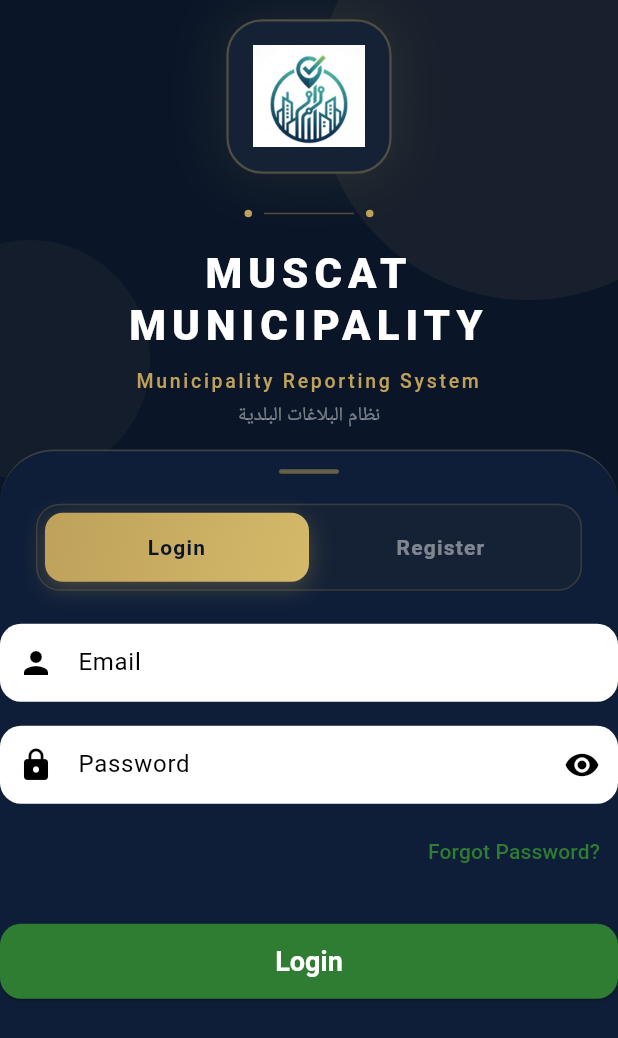
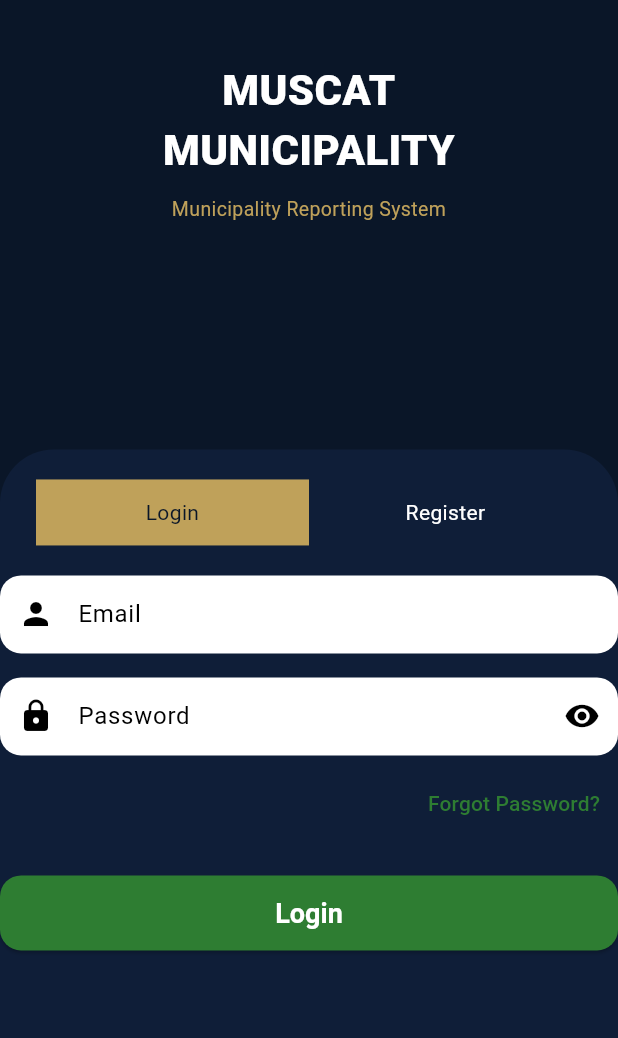
Before and after one commit to Buweid/Municipal, a Flutter app: the screen it shows after launch, on a phone screen of 412 x 824 dp. Shown: the top 1038 px of the screen. Run offline on Flutter 3.47's test engine with Material 3 defaults, Android fonts, the phone set to English and light mode, and no system bars; our stand-ins replace cloud_firestore, firebase_auth, firebase_core; accounts and stored records are empty; Roboto replaces fonts that are missing (Cairo).

Commit message:
Add files via upload

```diff
--- a/lib/screens/auth_screen.dart
+++ b/lib/screens/auth_screen.dart
@@ -72,73 +72,19 @@
       backgroundColor: _navy,
       body: Stack(
         children: [
-          Positioned(
-            top: -80,
-            right: -80,
-            child: _GlowCircle(size: 280, color: _gold.withOpacity(0.07)),
-          ),
-          Positioned(
-            top: 160,
-            left: -60,
-            child: _GlowCircle(size: 160, color: _gold.withOpacity(0.05)),
-          ),
-          Positioned(
-            bottom: -40,
-            right: 40,
-            child: _GlowCircle(size: 120, color: _gold.withOpacity(0.04)),
-          ),
-
           SafeArea(
             child: Column(
               children: [
+                /// ✅ FIXED HERE (scrollable)
                 Expanded(
                   flex: 4,
+                  child: SingleChildScrollView(
                     child: Padding(
                       padding: const EdgeInsets.symmetric(horizontal: 28),
                       child: Column(
                         mainAxisAlignment: MainAxisAlignment.center,
                         children: [
-                        Container(
-                          padding: const EdgeInsets.all(16),
-                          decoration: BoxDecoration(
-                            color: _cardBg,
-                            borderRadius: BorderRadius.circular(24),
-                            border: Border.all(
-                              color: _gold.withOpacity(0.35),
-                              width: 1.5,
-                            ),
-                            boxShadow: [
-                              BoxShadow(
-                                color: _gold.withOpacity(0.12),
-                                blurRadius: 30,
-                                spreadRadius: 2,
-                              ),
-                            ],
-                          ),
-                          child: Image.asset(
-                            'assets/images/logo1.jpeg',
-                            height: 68,
-                          ),
-                        ),
-
-                        const SizedBox(height: 24),
-
-                        Row(
-                          mainAxisAlignment: MainAxisAlignment.center,
-                          children: [
-                            _GoldDot(),
-                            const SizedBox(width: 8),
-                            Container(
-                              width: 60,
-                              height: 1,
-                              color: _gold.withOpacity(0.4),
-                            ),
-                            const SizedBox(width: 8),
-                            _GoldDot(),
-                          ],
-                        ),
-
-                        const SizedBox(height: 20),
+                          const SizedBox(height: 40),
 
                           const Text(
                             "MUSCAT\nMUNICIPALITY",
@@ -148,8 +94,6 @@
                               fontSize: 28,
                               fontWeight: FontWeight.w800,
                               color: Colors.white,
-                            letterSpacing: 4.0,
-                            height: 1.25,
                             ),
                           ),
 
@@ -161,23 +105,10 @@
                             style: TextStyle(
                               fontSize: 13,
                               color: _gold,
-                            letterSpacing: 1.8,
-                            fontWeight: FontWeight.w500,
-                          ),
-                        ),
-
-                        const SizedBox(height: 4),
-
-                        Text(
-                          "نظام البلاغات البلدية",
-                          textAlign: TextAlign.center,
-                          style: TextStyle(
-                            fontSize: 13,
-                            color: Colors.white.withOpacity(0.45),
-                            letterSpacing: 1.0,
                             ),
                           ),
                         ],
+                      ),
                     ),
                   ),
                 ),
@@ -192,57 +123,24 @@
                         topLeft: Radius.circular(36),
                         topRight: Radius.circular(36),
                       ),
-                      border: Border(
-                        top: BorderSide(
-                          color: _gold.withOpacity(0.25),
-                          width: 1.2,
-                        ),
-                      ),
                     ),
                     child: Column(
                       children: [
-                        Container(
-                          margin: const EdgeInsets.only(top: 12),
-                          width: 40,
-                          height: 3,
-                          decoration: BoxDecoration(
-                            color: _gold.withOpacity(0.5),
-                            borderRadius: BorderRadius.circular(4),
+                        const SizedBox(height: 20),
+
+                        Padding(
+                          padding: const EdgeInsets.symmetric(horizontal: 24),
+                          child: Row(
+                            children: [
+                              _tab("Login", true,
+                                  key: const Key("login_tab")),
+                              _tab("Register", false,
+                                  key: const Key("register_tab")),
+                            ],
                           ),
                         ),
 
                         const SizedBox(height: 20),
-
-                        Padding(
-                          padding: const EdgeInsets.symmetric(horizontal: 24),
-                          child: Container(
-                            padding: const EdgeInsets.all(5),
-                            decoration: BoxDecoration(
-                              color: _cardBg,
-                              borderRadius: BorderRadius.circular(16),
-                              border: Border.all(
-                                color: _gold.withOpacity(0.2),
-                                width: 1,
-                              ),
-                            ),
-                            child: Row(
-                              children: [
-                                _tab(
-                                  "Login",
-                                  true,
-                                  key: const Key("login_tab"),
-                                ),
-                                _tab(
-                                  "Register",
-                                  false,
-                                  key: const Key("register_tab"),
-                                ),
-                              ],
-                            ),
-                          ),
-                        ),
-
-                        const SizedBox(height: 22),
 
                         Expanded(
                           child: FadeTransition(
@@ -250,13 +148,11 @@
                             child: SlideTransition(
                               position: _slideAnim,
                               child: SingleChildScrollView(
-                                padding: const EdgeInsets.only(bottom: 20),
-                                physics: const BouncingScrollPhysics(),
                                 child: isLogin
-                                    ? const LoginForm(key: Key("login_form"))
+                                    ? const LoginForm(
+                                    key: Key("login_form"))
                                     : const RegisterForm(
-                                  key: Key("register_form"),
-                                ),
+                                    key: Key("register_form")),
                               ),
                             ),
                           ),
@@ -280,38 +176,14 @@
       child: GestureDetector(
         key: key,
         onTap: () => _switchTab(loginTab),
-        child: AnimatedContainer(
-          duration: const Duration(milliseconds: 280),
-          curve: Curves.easeInOut,
-          padding: const EdgeInsets.symmetric(vertical: 13),
-          decoration: BoxDecoration(
-            gradient: selected
-                ? const LinearGradient(
-              colors: [_gold, _goldLight],
-              begin: Alignment.topLeft,
-              end: Alignment.bottomRight,
-            )
-                : null,
-            color: selected ? null : Colors.transparent,
-            borderRadius: BorderRadius.circular(12),
-            boxShadow: selected
-                ? [
-              BoxShadow(
-                color: _gold.withOpacity(0.3),
-                blurRadius: 12,
-                offset: const Offset(0, 4),
-              ),
-            ]
-                : [],
-          ),
+        child: Container(
+          padding: const EdgeInsets.symmetric(vertical: 12),
+          color: selected ? _gold : Colors.transparent,
           child: Text(
             text,
             textAlign: TextAlign.center,
             style: TextStyle(
-              color: selected ? _navy : Colors.white.withOpacity(0.45),
-              fontWeight: FontWeight.w700,
-              fontSize: 14,
-              letterSpacing: 0.8,
+              color: selected ? _navy : Colors.white,
             ),
           ),
         ),
@@ -319,39 +191,3 @@
     );
   }
 }
-
-class _GlowCircle extends StatelessWidget {
-  final double size;
-  final Color color;
-
-  const _GlowCircle({
-    required this.size,
-    required this.color,
-  });
-
-  @override
-  Widget build(BuildContext context) {
-    return Container(
-      width: size,
-      height: size,
-      decoration: BoxDecoration(
-        shape: BoxShape.circle,
-        color: color,
-      ),
-    );
-  }
-}
-
-class _GoldDot extends StatelessWidget {
-  @override
-  Widget build(BuildContext context) {
-    return Container(
-      width: 5,
-      height: 5,
-      decoration: const BoxDecoration(
-        shape: BoxShape.circle,
-        color: Color(0xFFBFA15A),
-      ),
-    );
-  }
-}
```
Lines whose indentation alone changed are shown as unchanged.
